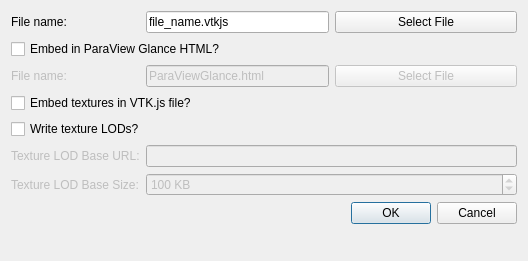
Old version of the form Plugins/OpenVR/pqExportToVtkJsDialog.ui in the repository psavery/ParaView.
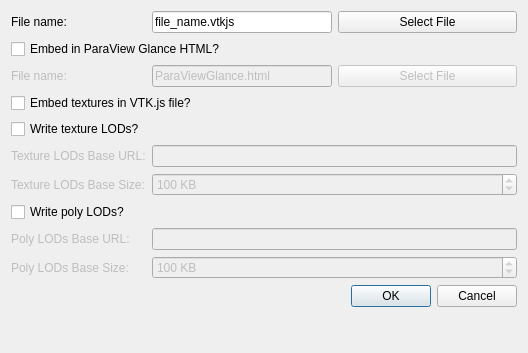
New version of the form.

Commit message:
Add polyLOD options to pqExportToVtkJsDialog
This adds options for writing out polyLODs for use in VTK.js. In
addition, the base class variable "FilesToZip" are being zipped in
the vtkPVWebExporter as well, because it is already zipping the
.vtkjs file, and they were simple to add. Those files are the poly LOD
directories. Because of the new variable, this commit depends on the
corresponding commit in VTK that adds the "FilesToZip" variable.

What changed in the file:
```diff
--- a/Plugins/OpenVR/pqExportToVtkJsDialog.ui
+++ b/Plugins/OpenVR/pqExportToVtkJsDialog.ui
@@ -7,7 +7,7 @@
     <x>0</x>
     <y>0</y>
     <width>528</width>
-    <height>261</height>
+    <height>353</height>
    </rect>
   </property>
   <property name="windowTitle">
@@ -21,7 +21,7 @@
      </property>
     </widget>
    </item>
-   <item row="7" column="2">
+   <item row="10" column="2">
     <widget class="QDialogButtonBox" name="buttonBox">
      <property name="orientation">
       <enum>Qt::Horizontal</enum>
@@ -38,7 +38,7 @@
      </property>
     </widget>
    </item>
-   <item row="8" column="1" colspan="2">
+   <item row="11" column="1" colspan="2">
     <spacer name="verticalSpacer">
      <property name="orientation">
       <enum>Qt::Vertical</enum>
@@ -130,7 +130,7 @@
       <string>&lt;html&gt;&lt;head/&gt;&lt;body&gt;&lt;p&gt;The base URL where the texture LODs will be available. It is the user's responsibility to upload the texture LODs to this URL.&lt;/p&gt;&lt;/body&gt;&lt;/html&gt;</string>
      </property>
      <property name="text">
-      <string>Texture LOD Base URL:</string>
+      <string>Texture LODs Base URL:</string>
      </property>
     </widget>
    </item>
@@ -143,7 +143,7 @@
       <string>&lt;html&gt;&lt;head/&gt;&lt;body&gt;&lt;p&gt;The smallest resolution texture LOD file will be smaller in size than the base size. All other texture LODs will be larger. This base size indicates to the writer when the LOD file writing should stop.&lt;/p&gt;&lt;/body&gt;&lt;/html&gt;</string>
      </property>
      <property name="text">
-      <string>Texture LOD Base Size:</string>
+      <string>Texture LODs Base Size:</string>
      </property>
     </widget>
    </item>
@@ -179,6 +179,74 @@
      </property>
     </widget>
    </item>
+   <item row="8" column="0">
+    <widget class="QLabel" name="polyLODsBaseUrlLabel">
+     <property name="enabled">
+      <bool>false</bool>
+     </property>
+     <property name="toolTip">
+      <string>&lt;html&gt;&lt;head/&gt;&lt;body&gt;&lt;p&gt;The base URL where the poly LODs will be available. It is the user's responsibility to upload the poly LODs to this URL.&lt;/p&gt;&lt;/body&gt;&lt;/html&gt;</string>
+     </property>
+     <property name="text">
+      <string>Poly LODs Base URL:</string>
+     </property>
+    </widget>
+   </item>
+   <item row="7" column="0">
+    <widget class="QCheckBox" name="writePolyLODs">
+     <property name="toolTip">
+      <string>&lt;html&gt;&lt;head/&gt;&lt;body&gt;&lt;p&gt;If checked, poly LODs will be written out into the same directory as the save file. The poly LODs are a series of decreasing resolution files which are intended to be uploaded to the web at the base URL. They will be downloaded sequentially when the VTK.js file is loaded, and they result in the VTK.js polydata increasing in resolution over time.&lt;/p&gt;&lt;/body&gt;&lt;/html&gt;</string>
+     </property>
+     <property name="text">
+      <string>Write poly LODs?</string>
+     </property>
+    </widget>
+   </item>
+   <item row="9" column="0">
+    <widget class="QLabel" name="polyLODsBaseSizeLabel">
+     <property name="enabled">
+      <bool>false</bool>
+     </property>
+     <property name="toolTip">
+      <string>&lt;html&gt;&lt;head/&gt;&lt;body&gt;&lt;p&gt;The smallest resolution poly LOD will be smaller in size than the base size. All other poly LODs will be larger. This base size indicates to the writer when the LOD file writing should stop. The smallest size poly LOD will be included in the VTK.js file, rather than written out with the other poly LODs.&lt;/p&gt;&lt;/body&gt;&lt;/html&gt;</string>
+     </property>
+     <property name="text">
+      <string>Poly LODs Base Size:</string>
+     </property>
+    </widget>
+   </item>
+   <item row="8" column="1" colspan="2">
+    <widget class="QLineEdit" name="polyLODsBaseUrl">
+     <property name="enabled">
+      <bool>false</bool>
+     </property>
+     <property name="toolTip">
+      <string>&lt;html&gt;&lt;head/&gt;&lt;body&gt;&lt;p&gt;The base URL where the poly LODs will be available. It is the user's responsibility to upload the poly LODs to this URL.&lt;/p&gt;&lt;/body&gt;&lt;/html&gt;</string>
+     </property>
+    </widget>
+   </item>
+   <item row="9" column="1" colspan="2">
+    <widget class="QSpinBox" name="polyLODsBaseSize">
+     <property name="enabled">
+      <bool>false</bool>
+     </property>
+     <property name="toolTip">
+      <string>&lt;html&gt;&lt;head/&gt;&lt;body&gt;&lt;p&gt;The smallest resolution poly LOD will be smaller in size than the base size. All other poly LODs will be larger. This base size indicates to the writer when the LOD file writing should stop. The smallest size poly LOD will be included in the VTK.js file, rather than written out with the other poly LODs.&lt;/p&gt;&lt;/body&gt;&lt;/html&gt;</string>
+     </property>
+     <property name="suffix">
+      <string> KB</string>
+     </property>
+     <property name="minimum">
+      <number>1</number>
+     </property>
+     <property name="maximum">
+      <number>1000000000</number>
+     </property>
+     <property name="value">
+      <number>100</number>
+     </property>
+    </widget>
+   </item>
   </layout>
  </widget>
  <tabstops>
```
Left out of the diff: 64 changed lines with no effect on the pictures. The commit also changes 6 other files.
